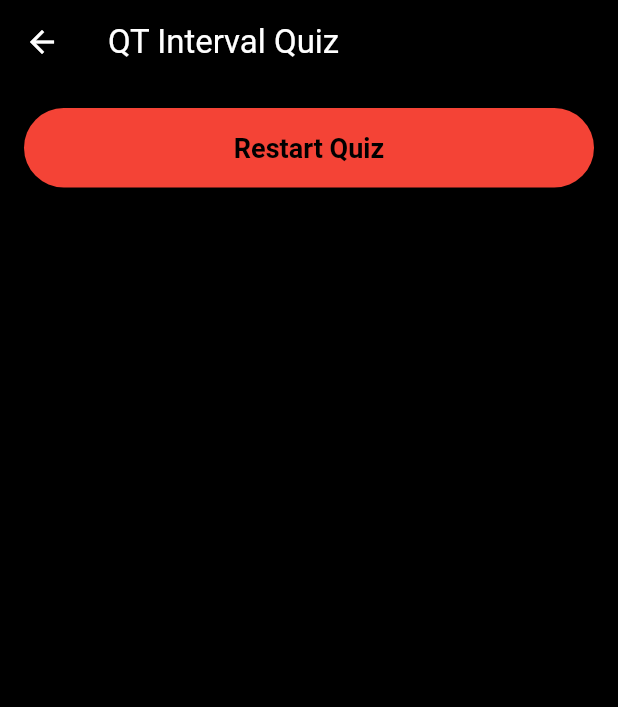
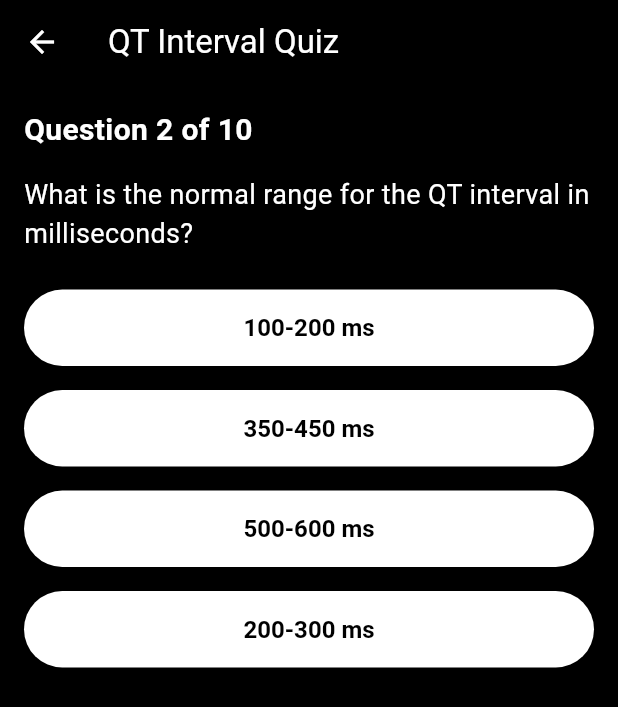
Before and after one commit to cardioverse/ECG-labs, a Flutter app: the QTIntervalQuizScreen screen opened directly, after a tap on "Atrial depolarization and repolarization", on a phone screen of 412 x 824 dp. Shown: the top 707 px of the screen. Run offline on Flutter 3.47's test engine with Material 3 defaults, Android fonts, the phone set to English and light mode, and no system bars; our stand-ins replace carousel_slider, cloud_firestore, firebase_auth, firebase_core, firebase_storage, flutter_dotenv and 4 more; accounts and stored records are empty.

Commit message:
updated qt interval quiz

```diff
--- a/lib/topics_completion_tracker/qt_interval_quiz_screen.dart
+++ b/lib/topics_completion_tracker/qt_interval_quiz_screen.dart
@@ -10,7 +10,7 @@ class QTIntervalQuizScreen extends StatefulWidget {
 class _QTIntervalQuizScreenState extends State<QTIntervalQuizScreen> {
   int currentQuestionIndex = 0;
   int score = 0;
-  bool showResetButton = false;
+  final int passThreshold = 8;
 
   final List<Map<String, dynamic>> questions = [
     {
@@ -53,11 +53,73 @@ class _QTIntervalQuizScreenState extends State<QTIntervalQuizScreen> {
       ],
       'answer': 2,
     },
+    {
+      'question': 'What is the corrected QT interval (QTc) used for?',
+      'options': [
+        'Adjusting QT interval for heart rate',
+        'Measuring P wave duration',
+        'Detecting bundle branch blocks',
+        'Assessing atrial fibrillation severity'
+      ],
+      'answer': 0,
+    },
+    {
+      'question': 'Which electrolyte imbalance can prolong the QT interval?',
+      'options': [
+        'Hyperkalemia',
+        'Hypokalemia',
+        'Hypernatremia',
+        'Hyponatremia'
+      ],
+      'answer': 1,
+    },
+    {
+      'question': 'Which medication is known to prolong the QT interval?',
+      'options': [
+        'Beta-blockers',
+        'Macrolide antibiotics',
+        'Loop diuretics',
+        'Calcium channel blockers'
+      ],
+      'answer': 1,
+    },
+    {
+      'question': 'What is a dangerously prolonged QT interval associated with?',
+      'options': [
+        'AV block',
+        'Torsades de Pointes',
+        'Sinus arrhythmia',
+        'Wolff-Parkinson-White syndrome'
+      ],
+      'answer': 1,
+    },
+    {
+      'question': 'What is a short QT interval commonly associated with?',
+      'options': [
+        'Hypercalcemia',
+        'Hypocalcemia',
+        'Hyperkalemia',
+        'Hypokalemia'
+      ],
+      'answer': 0,
+    },
+    {
+      'question': 'Which genetic syndrome is linked to prolonged QT interval?',
+      'options': [
+        'Brugada syndrome',
+        'Long QT syndrome',
+        'Wolff-Parkinson-White syndrome',
+        'Lown-Ganong-Levine syndrome'
+      ],
+      'answer': 1,
+    },
   ];
 
   void _checkAnswer(int selectedIndex) {
     if (selectedIndex == questions[currentQuestionIndex]['answer']) {
       score++;
+    }
+
     setState(() {
       if (currentQuestionIndex < questions.length - 1) {
         currentQuestionIndex++;
@@ -65,17 +127,12 @@ class _QTIntervalQuizScreenState extends State<QTIntervalQuizScreen> {
         _showCompletionDialog();
       }
     });
-    } else {
-      setState(() {
-        showResetButton = true;
-      });
-    }
   }
 
   Future<void> _storeCompletionStatus() async {
     try {
       User? user = FirebaseAuth.instance.currentUser;
-      if (user != null && score == questions.length) {
+      if (user != null && score >= passThreshold) {
         String uid = user.uid;
         DocumentReference userDoc = FirebaseFirestore.instance.collection('userProgress').doc(uid);
 
@@ -110,14 +167,6 @@ class _QTIntervalQuizScreenState extends State<QTIntervalQuizScreen> {
     );
   }
 
-  void _resetQuiz() {
-    setState(() {
-      currentQuestionIndex = 0;
-      score = 0;
-      showResetButton = false;
-    });
-  }
-
   @override
   Widget build(BuildContext context) {
     return Scaffold(
@@ -131,7 +180,6 @@ class _QTIntervalQuizScreenState extends State<QTIntervalQuizScreen> {
         child: Column(
           crossAxisAlignment: CrossAxisAlignment.start,
           children: [
-            if (!showResetButton) ...[
             Text(
               'Question ${currentQuestionIndex + 1} of ${questions.length}',
               style: TextStyle(
@@ -154,7 +202,7 @@ class _QTIntervalQuizScreenState extends State<QTIntervalQuizScreen> {
                 padding: const EdgeInsets.symmetric(vertical: 8.0),
                 child: ElevatedButton(
                   style: ElevatedButton.styleFrom(
-                      backgroundColor: Colors.grey[800],
+                    backgroundColor: Colors.white,
                     padding: EdgeInsets.symmetric(vertical: 16.0, horizontal: 24.0),
                     textStyle: TextStyle(fontSize: 16, fontWeight: FontWeight.bold),
                   ),
@@ -163,19 +211,6 @@ class _QTIntervalQuizScreenState extends State<QTIntervalQuizScreen> {
                 ),
               );
             }),
-            ] else ...[
-              Center(
-                child: ElevatedButton(
-                  style: ElevatedButton.styleFrom(
-                    backgroundColor: Colors.red,
-                    padding: EdgeInsets.symmetric(vertical: 16.0, horizontal: 24.0),
-                    textStyle: TextStyle(fontSize: 18, fontWeight: FontWeight.bold),
-                  ),
-                  onPressed: _resetQuiz,
-                  child: Text('Restart Quiz'),
-                ),
-              ),
-            ],
           ],
         ),
       ),
```
Lines whose indentation alone changed are shown as unchanged.
